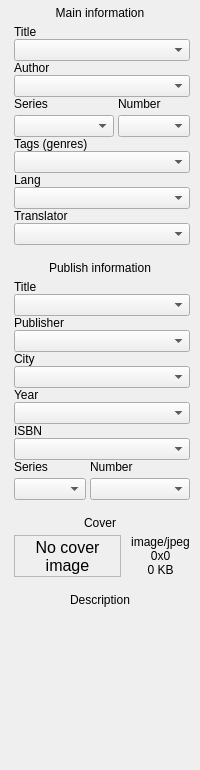
The window that src/designer/bookinfopanel.ui (dnkorpushov/libro2) describes before a commit, drawn with Qt 5.
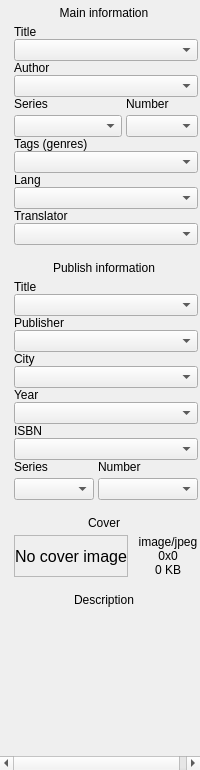
The same window after the commit. Icons and pictures are not drawn. Custom widgets are drawn as their Qt base class.

```diff
--- a/src/designer/bookinfopanel.ui
+++ b/src/designer/bookinfopanel.ui
@@ -47,6 +47,12 @@
    </property>
    <item>
     <widget class="QScrollArea" name="scrollArea">
+     <property name="minimumSize">
+      <size>
+       <width>200</width>
+       <height>0</height>
+      </size>
+     </property>
      <property name="frameShape">
       <enum>QFrame::NoFrame</enum>
      </property>
@@ -61,7 +67,7 @@
        <rect>
         <x>0</x>
         <y>0</y>
-        <width>205</width>
+        <width>210</width>
         <height>749</height>
        </rect>
       </property>
@@ -123,6 +129,12 @@
          </item>
          <item>
           <widget class="QWidget" name="widgetMain" native="true">
+           <property name="minimumSize">
+            <size>
+             <width>200</width>
+             <height>0</height>
+            </size>
+           </property>
            <layout class="QVBoxLayout" name="verticalLayout_4">
             <property name="spacing">
              <number>0</number>
@@ -279,6 +291,12 @@
          </item>
          <item>
           <widget class="QWidget" name="widgetPublishInfo" native="true">
+           <property name="minimumSize">
+            <size>
+             <width>200</width>
+             <height>0</height>
+            </size>
+           </property>
            <layout class="QVBoxLayout" name="verticalLayout_5">
             <property name="spacing">
              <number>0</number>
@@ -413,6 +431,12 @@
          </item>
          <item>
           <widget class="QWidget" name="widgetCoverInfo" native="true">
+           <property name="minimumSize">
+            <size>
+             <width>200</width>
+             <height>0</height>
+            </size>
+           </property>
            <layout class="QVBoxLayout" name="verticalLayout_2">
             <property name="spacing">
              <number>0</number>
@@ -515,6 +539,12 @@
          </item>
          <item>
           <widget class="QWidget" name="widgetDescriptionInfo" native="true">
+           <property name="minimumSize">
+            <size>
+             <width>200</width>
+             <height>0</height>
+            </size>
+           </property>
            <layout class="QVBoxLayout" name="verticalLayout_7">
             <property name="spacing">
              <number>0</number>
```
